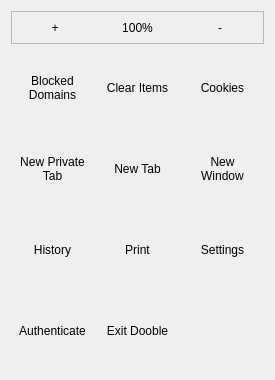
The window that 2.x/UI/dooble_popup_menu.ui (textbrowser/dooble) describes before a commit, drawn with Qt 5.
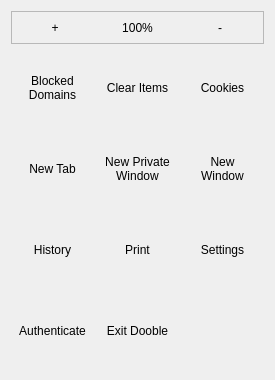
The same window after the commit. Icons and pictures are not drawn.

Commit message: Per-window engine profiles. Per-tab profiles are too expensive.

Patch:
```diff
--- a/2.x/UI/dooble_popup_menu.ui
+++ b/2.x/UI/dooble_popup_menu.ui
@@ -107,37 +107,6 @@
    </item>
    <item>
     <layout class="QGridLayout" name="gridLayout">
-     <item row="1" column="1">
-      <widget class="QToolButton" name="new_tab">
-       <property name="minimumSize">
-        <size>
-         <width>75</width>
-         <height>75</height>
-        </size>
-       </property>
-       <property name="maximumSize">
-        <size>
-         <width>75</width>
-         <height>75</height>
-        </size>
-       </property>
-       <property name="text">
-        <string>New Tab</string>
-       </property>
-       <property name="iconSize">
-        <size>
-         <width>32</width>
-         <height>32</height>
-        </size>
-       </property>
-       <property name="toolButtonStyle">
-        <enum>Qt::ToolButtonTextUnderIcon</enum>
-       </property>
-       <property name="autoRaise">
-        <bool>true</bool>
-       </property>
-      </widget>
-     </item>
      <item row="0" column="1">
       <widget class="QToolButton" name="clear_items">
        <property name="minimumSize">
@@ -295,38 +264,6 @@
        </property>
       </widget>
      </item>
-     <item row="1" column="0">
-      <widget class="QToolButton" name="new_private_tab">
-       <property name="minimumSize">
-        <size>
-         <width>75</width>
-         <height>75</height>
-        </size>
-       </property>
-       <property name="maximumSize">
-        <size>
-         <width>75</width>
-         <height>75</height>
-        </size>
-       </property>
-       <property name="text">
-        <string>New Private
-Tab</string>
-       </property>
-       <property name="iconSize">
-        <size>
-         <width>32</width>
-         <height>32</height>
-        </size>
-       </property>
-       <property name="toolButtonStyle">
-        <enum>Qt::ToolButtonTextUnderIcon</enum>
-       </property>
-       <property name="autoRaise">
-        <bool>true</bool>
-       </property>
-      </widget>
-     </item>
      <item row="2" column="1">
       <widget class="QToolButton" name="print">
        <property name="minimumSize">
@@ -451,6 +388,69 @@
        </property>
       </widget>
      </item>
+     <item row="1" column="1">
+      <widget class="QToolButton" name="new_private_window">
+       <property name="minimumSize">
+        <size>
+         <width>75</width>
+         <height>75</height>
+        </size>
+       </property>
+       <property name="maximumSize">
+        <size>
+         <width>75</width>
+         <height>75</height>
+        </size>
+       </property>
+       <property name="text">
+        <string>New Private
+Window</string>
+       </property>
+       <property name="iconSize">
+        <size>
+         <width>32</width>
+         <height>32</height>
+        </size>
+       </property>
+       <property name="toolButtonStyle">
+        <enum>Qt::ToolButtonTextUnderIcon</enum>
+       </property>
+       <property name="autoRaise">
+        <bool>true</bool>
+       </property>
+      </widget>
+     </item>
+     <item row="1" column="0">
+      <widget class="QToolButton" name="new_tab">
+       <property name="minimumSize">
+        <size>
+         <width>75</width>
+         <height>75</height>
+        </size>
+       </property>
+       <property name="maximumSize">
+        <size>
+         <width>75</width>
+         <height>75</height>
+        </size>
+       </property>
+       <property name="text">
+        <string>New Tab</string>
+       </property>
+       <property name="iconSize">
+        <size>
+         <width>32</width>
+         <height>32</height>
+        </size>
+       </property>
+       <property name="toolButtonStyle">
+        <enum>Qt::ToolButtonTextUnderIcon</enum>
+       </property>
+       <property name="autoRaise">
+        <bool>true</bool>
+       </property>
+      </widget>
+     </item>
     </layout>
    </item>
   </layout>
```
Left out of the diff: 2 changed lines with no effect on the pictures. The commit also changes 16 other files.
